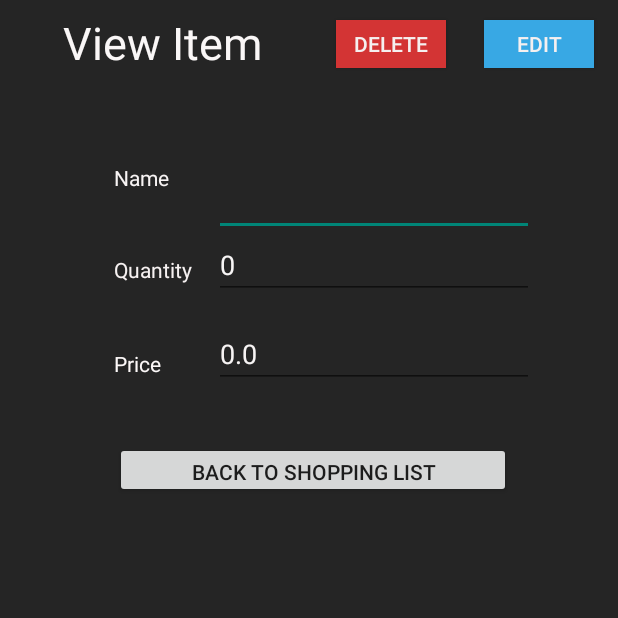
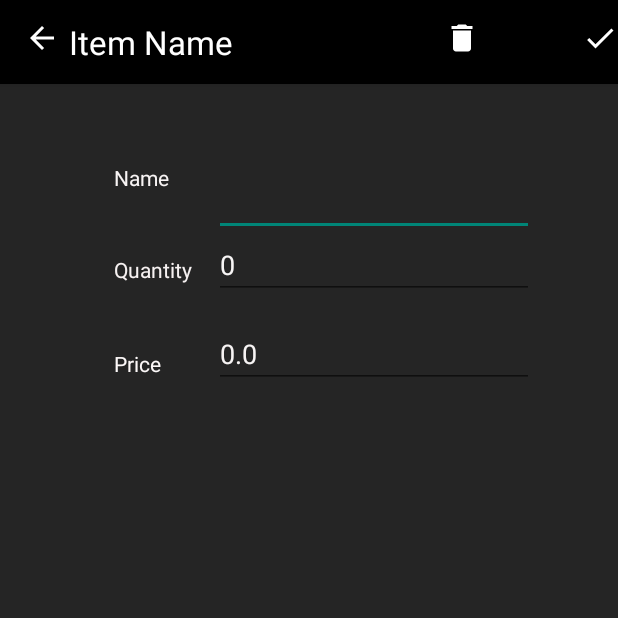
Before and after one commit to PangKimJin/MainActivity2, an Android app: the ItemDisplay screen opened directly, with no data from a screen before it, on a phone screen of 412 x 824 dp, the top half of it. Run offline under Robolectric (Android 15) with nearby library versions, the light colour scheme and no system bars.

Commit message:
added toolbar to item display page.

```diff
--- a/app/src/main/java/com/example/mainactivity/ItemDisplay.java
+++ b/app/src/main/java/com/example/mainactivity/ItemDisplay.java
@@ -1,6 +1,7 @@
 package com.example.mainactivity;
 
 import androidx.appcompat.app.AppCompatActivity;
+import androidx.appcompat.widget.Toolbar;
 
 import android.content.Intent;
 import android.database.Cursor;
@@ -13,11 +14,17 @@ import android.widget.Toast;
 public class ItemDisplay extends AppCompatActivity {
     Database db;
     EditText name, quantity, price;
-    Button btnDelete;
-    Button btnEdit;
-    Button btnBack;
+//    Button btnDelete;
+//    Button btnEdit;
+//    Button btnBack;
+    Toolbar toolbar_item_display;
+    Button toolbar_item_display_back;
+    Button toolbar_item_display_delete;
+    Button toolbar_item_display_tick;
+
     @Override
     protected void onCreate(Bundle savedInstanceState) {
+        //non-toolbar stuff
         db = new Database(this);
         super.onCreate(savedInstanceState);
         setContentView(R.layout.activity_item_display);
@@ -26,20 +33,27 @@ public class ItemDisplay extends AppCompatActivity {
         name = findViewById(R.id.editTextName);
         quantity = findViewById(R.id.editTextQuantity);
         price = findViewById(R.id.editTextPrice);
-        btnDelete = findViewById(R.id.button_delete);
-        btnBack = findViewById(R.id.button_back);
-        btnEdit = findViewById(R.id.button_edit);
+//        btnDelete = findViewById(R.id.button_delete);
+//        btnBack = findViewById(R.id.button_back);
+//        btnEdit = findViewById(R.id.button_edit);
         Item item = getItem(itemId);
         name.setText("" + item.getName());
         quantity.setText("" + item.getQuantity());
         price.setText("" + item.getPrice());
+
+
+        //toolbar stuff
+        toolbar_item_display = findViewById(R.id.toolbar_item_display);
+        toolbar_item_display_back = findViewById(R.id.toolbar_item_display_back);
+        toolbar_item_display_delete = findViewById(R.id.toolbar_item_display_delete);
+        toolbar_item_display_tick = findViewById(R.id.toolbar_item_display_tick);
+
         DeleteItem(itemId, shopListID);
         back(shopListID);
         updateData(itemId, shopListID);
-
     }
     public void updateData(final String id, final String listID) {
-        btnEdit.setOnClickListener(new View.OnClickListener() {
+        toolbar_item_display_tick.setOnClickListener(new View.OnClickListener() {
             @Override
             public void onClick(View view) {
                 boolean isUpdated = db.updateData1(id, name.getText().toString(),
@@ -56,7 +70,7 @@ public class ItemDisplay extends AppCompatActivity {
     }
 
     public void back(final String shopListID) {
-        btnBack.setOnClickListener(new View.OnClickListener() {
+        toolbar_item_display_back.setOnClickListener(new View.OnClickListener() {
             @Override
             public void onClick(View view) {
                 backToShopList(shopListID);
@@ -74,7 +88,7 @@ public class ItemDisplay extends AppCompatActivity {
     }
 
     public void DeleteItem(final String id, final String listID) {
-        btnDelete.setOnClickListener(new View.OnClickListener() {
+        toolbar_item_display_delete.setOnClickListener(new View.OnClickListener() {
             @Override
             public void onClick(View view) {
                 int deletedRow = db.deleteItem(id);
--- /dev/null
+++ b/app/src/main/res/drawable/ic_tick_white_24dp.xml
@@ -0,0 +1,5 @@
+<vector android:height="24dp" android:tint="#FFFFFF"
+    android:viewportHeight="24.0" android:viewportWidth="24.0"
+    android:width="24dp" xmlns:android="http://schemas.android.com/apk/res/android">
+    <path android:fillColor="#FF000000" android:pathData="M9,16.17L4.83,12l-1.42,1.41L9,19 21,7l-1.41,-1.41z"/>
+</vector>
--- a/app/src/main/res/layout/activity_item_display.xml
+++ b/app/src/main/res/layout/activity_item_display.xml
@@ -6,6 +6,10 @@
     android:layout_height="match_parent"
     android:background="#252525"
     tools:context=".ItemDisplay">
+
+    <include
+        android:id="@+id/toolbar_item_display"
+        layout="@layout/toolbar_item_display" />
 
     <TextView
         android:id="@+id/textView7"
@@ -188,21 +192,21 @@
         app:layout_constraintTop_toTopOf="parent"
         app:layout_constraintVertical_bias="0.007" />
 
-    <Button
-        android:id="@+id/button_back"
-        android:layout_width="264dp"
-        android:layout_height="37dp"
-        android:layout_marginStart="8dp"
-        android:layout_marginLeft="8dp"
-        android:layout_marginTop="8dp"
-        android:layout_marginEnd="8dp"
-        android:layout_marginRight="8dp"
-        android:layout_marginBottom="8dp"
-        android:text="Back To Shopping List"
-        app:layout_constraintBottom_toBottomOf="parent"
-        app:layout_constraintEnd_toEndOf="parent"
-        app:layout_constraintHorizontal_bias="0.519"
-        app:layout_constraintStart_toStartOf="parent"
-        app:layout_constraintTop_toTopOf="parent"
-        app:layout_constraintVertical_bias="0.372" />
+    <!--<Button-->
+        <!--android:id="@+id/button_back"-->
+        <!--android:layout_width="264dp"-->
+        <!--android:layout_height="37dp"-->
+        <!--android:layout_marginStart="8dp"-->
+        <!--android:layout_marginLeft="8dp"-->
+        <!--android:layout_marginTop="8dp"-->
+        <!--android:layout_marginEnd="8dp"-->
+        <!--android:layout_marginRight="8dp"-->
+        <!--android:layout_marginBottom="8dp"-->
+        <!--android:text="Back To Shopping List"-->
+        <!--app:layout_constraintBottom_toBottomOf="parent"-->
+        <!--app:layout_constraintEnd_toEndOf="parent"-->
+        <!--app:layout_constraintHorizontal_bias="0.519"-->
+        <!--app:layout_constraintStart_toStartOf="parent"-->
+        <!--app:layout_constraintTop_toTopOf="parent"-->
+        <!--app:layout_constraintVertical_bias="0.372" />-->
 </androidx.constraintlayout.widget.ConstraintLayout>
--- /dev/null
+++ b/app/src/main/res/layout/toolbar_item_display.xml
@@ -0,0 +1,47 @@
+<?xml version="1.0" encoding="utf-8"?>
+<androidx.appcompat.widget.Toolbar xmlns:android="http://schemas.android.com/apk/res/android"
+    android:layout_width="match_parent"
+    android:layout_height="wrap_content"
+    android:background="@color/colorPrimary"
+    android:elevation="4dp"
+    android:theme="@style/ThemeOverlay.AppCompat.Dark.ActionBar"
+    >
+    <RelativeLayout
+        android:layout_width="match_parent"
+        android:layout_height="match_parent">
+
+
+
+        <Button
+            android:layout_width="24dp"
+            android:layout_height="24dp"
+            android:layout_alignParentLeft="true"
+            android:background="@drawable/ic_arrow_back_white_24dp"
+            android:id="@+id/toolbar_item_display_back"/>
+        <TextView
+            android:layout_width="wrap_content"
+            android:layout_height="wrap_content"
+            android:text="Item Name"
+            android:textSize="22sp"
+            android:textColor="#FFFF"
+            android:layout_alignParentLeft="true"
+            android:layout_marginLeft="30dp"/>
+        <Button
+            android:layout_width="24dp"
+            android:layout_height="24dp"
+            android:background="@drawable/ic_delete_white_24dp"
+            android:id="@+id/toolbar_item_display_delete"
+            android:layout_marginLeft="280dp"
+            android:layout_marginStart="280dp"/>
+        <Button
+            android:id="@+id/toolbar_item_display_tick"
+            android:layout_width="24dp"
+            android:layout_height="24dp"
+            android:layout_alignParentRight="true"
+            android:background="@drawable/ic_tick_white_24dp"
+             /> //change to tick
+
+
+
+    </RelativeLayout>
+</androidx.appcompat.widget.Toolbar>
```
